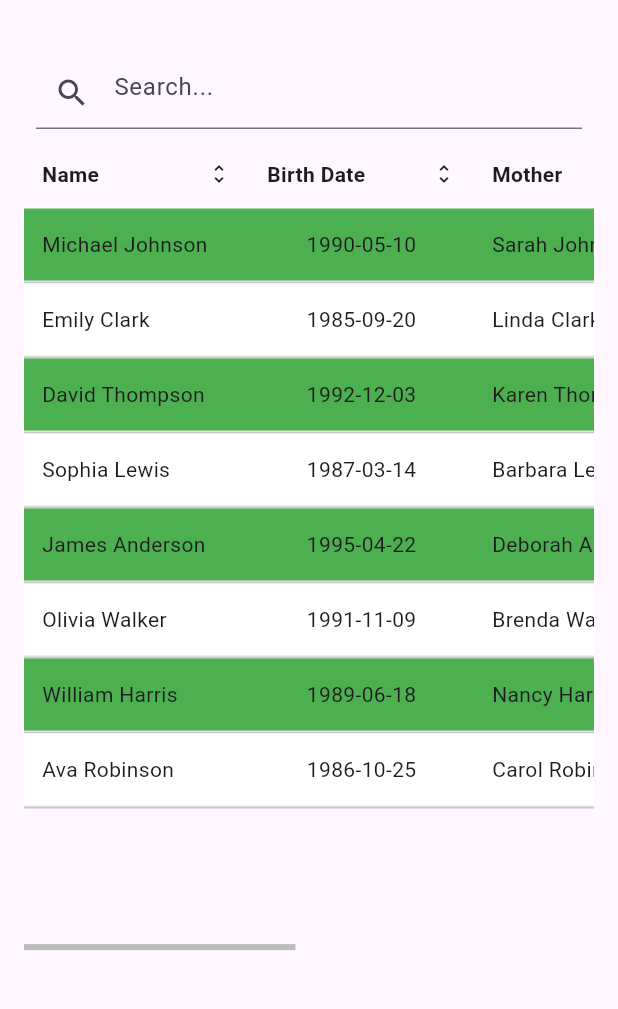
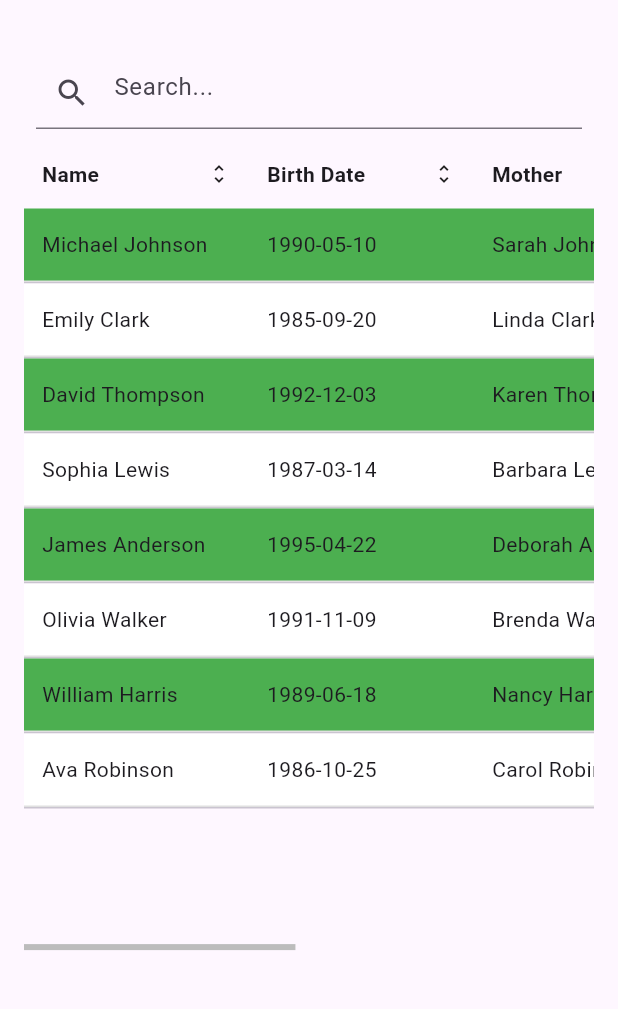
Before and after one commit to romulorodrigues/easy_flutter_table, a Flutter app: the screen it shows after launch, on a phone screen of 412 x 824 dp, the part 63-1072 px from its top. Run offline on Flutter 3.47's test engine with Material 3 defaults, Android fonts, the phone set to English and light mode, and no system bars.

Commit message:
fix: max table width

```diff
--- a/example/lib/main.dart
+++ b/example/lib/main.dart
@@ -34,7 +34,7 @@ class TableDemoPage extends StatelessWidget {
         text: 'Birth Date',
         value: 'birth_date',
         filterable: false,
-        align: 'center',
+        align: 'start',
         width: '150px',
       ),
       HeaderItem(
@@ -47,14 +47,14 @@ class TableDemoPage extends StatelessWidget {
         text: 'Next Appointment',
         value: 'next_appointment',
         filterable: false,
-        align: 'end',
+        align: 'start',
       ),
       HeaderItem(
         text: 'Follow-up',
         value: 'follow_up',
         filterable: false,
         sortable: false,
-        align: 'center',
+        align: 'start',
       ),
     ];
 
@@ -134,7 +134,9 @@ class TableDemoPage extends StatelessWidget {
             );
           },
           expandedBuilder: (item) {
-            return Column(
+            return Row(
+              children: [
+                Column(
                   crossAxisAlignment: CrossAxisAlignment.start,
                   children: [
                     Padding(
@@ -168,6 +170,8 @@ class TableDemoPage extends StatelessWidget {
                       ],
                     ),
                   ],
+                ),
+              ],
             );
           },
         ),
--- a/lib/src/easy_table.dart
+++ b/lib/src/easy_table.dart
@@ -31,6 +31,40 @@ class _EasyTableState extends State<EasyTable> {
   String _filterText = '';
   int? _expandedIndex;
 
+  double _calculateTotalTableWidth() {
+    double total = 0;
+    for (var h in widget.headers) {
+      if (h.width != null) {
+        final clean = h.width!.replaceAll('px', '');
+        final parsed = double.tryParse(clean);
+        if (parsed != null) total += parsed;
+      } else {
+        total += 150;
+      }
+    }
+
+    if (widget.expanded) {
+      total += 48;
+    }
+
+    return total;
+  }
+
+  double _calculateMaxTableWidth() {
+    final screenWidth = MediaQuery.of(context).size.width;
+    final calculated = _calculateTotalTableWidth();
+    return calculated < screenWidth ? screenWidth : calculated;
+  }
+
+  int _getFlex(HeaderItem header) {
+    if (header.width != null) {
+      final clean = header.width!.replaceAll('px', '');
+      final parsed = double.tryParse(clean);
+      if (parsed != null) return parsed.round();
+    }
+    return 150;
+  }
+
   @override
   Widget build(BuildContext context) {
     final filteredItems = widget.items.where((item) {
@@ -59,14 +93,14 @@ class _EasyTableState extends State<EasyTable> {
             scrollDirection: Axis.horizontal,
             child: ConstrainedBox(
               constraints: BoxConstraints(
-                minWidth: _calculateTotalTableWidth(),
+                minWidth: _calculateMaxTableWidth(),
               ),
               child: Column(
                 children: [
                   _buildHeader(),
                   const Divider(height: 1),
                   SizedBox(
-                    width: _calculateTotalTableWidth(),
+                    width: _calculateMaxTableWidth(),
                     height: MediaQuery.of(context).size.height * 0.6,
                     child: Scrollbar(
                       controller: _verticalController,
@@ -96,25 +130,6 @@ class _EasyTableState extends State<EasyTable> {
     );
   }
 
-  double _calculateTotalTableWidth() {
-    double total = 0;
-    for (var h in widget.headers) {
-      if (h.width != null) {
-        final clean = h.width!.replaceAll('px', '');
-        final parsed = double.tryParse(clean);
-        if (parsed != null) total += parsed;
-      } else {
-        total += 150;
-      }
-    }
-
-    if (widget.expanded) {
-      total += 48;
-    }
-
-    return total;
-  }
-
   Widget _buildSearchBar() {
     final hasFilterable = widget.headers.any((h) => h.filterable);
     return hasFilterable
@@ -132,16 +147,17 @@ class _EasyTableState extends State<EasyTable> {
   }
 
   Widget _buildHeader() {
-    return Row(
+    return SizedBox(
+      width: _calculateMaxTableWidth(),
+      child: Row(
         children: [
           ...widget.headers.map((header) {
             final isSorted = _sortKey == header.value;
-          final columnWidth = header.width != null
-              ? double.tryParse(header.width!.replaceAll('px', '')) ?? 150.0
-              : 150.0;
+            final flex = _getFlex(header);
 
-          return Container(
-            width: columnWidth,
+            return Flexible(
+              flex: flex,
+              child: Padding(
                 padding: const EdgeInsets.all(12),
                 child: GestureDetector(
                   onTap: header.sortable
@@ -178,6 +194,7 @@ class _EasyTableState extends State<EasyTable> {
                     ],
                   ),
                 ),
+              ),
             );
           }),
           if (widget.expanded)
@@ -186,6 +203,7 @@ class _EasyTableState extends State<EasyTable> {
               child: Text(''),
             ),
         ],
+      ),
     );
   }
 
@@ -200,15 +218,16 @@ class _EasyTableState extends State<EasyTable> {
           : null,
       child: Container(
         decoration: decoration,
+        child: SizedBox(
+          width: _calculateMaxTableWidth(),
           child: Row(
             children: [
               ...widget.headers.map((header) {
-              final columnWidth = header.width != null
-                  ? double.tryParse(header.width!.replaceAll('px', '')) ?? 150.0
-                  : 150.0;
+                final flex = _getFlex(header);
 
-              return Container(
-                width: columnWidth,
+                return Flexible(
+                  flex: flex,
+                  child: Padding(
                     padding: const EdgeInsets.all(12),
                     child: Align(
                       alignment: _getTextAlign(header.align),
@@ -216,6 +235,7 @@ class _EasyTableState extends State<EasyTable> {
                         item[header.value]?.toString() ?? '',
                         overflow: TextOverflow.ellipsis,
                         softWrap: false,
+                      ),
                     ),
                   ),
                 );
@@ -232,6 +252,7 @@ class _EasyTableState extends State<EasyTable> {
                   ),
                 ),
             ],
+          ),
         ),
       ),
     );
```
Lines whose indentation alone changed are shown as unchanged.
